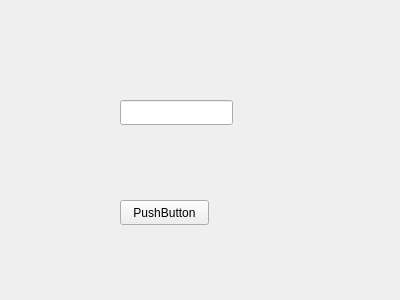
theomeuh/SQLMoteor, file deletebook.ui: the form before one commit.
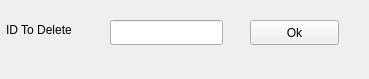
The form after the commit.

What changed in the file:
```diff
--- a/deletebook.ui
+++ b/deletebook.ui
@@ -6,8 +6,8 @@
    <rect>
     <x>0</x>
     <y>0</y>
-    <width>400</width>
-    <height>300</height>
+    <width>369</width>
+    <height>79</height>
    </rect>
   </property>
   <property name="windowTitle">
@@ -16,26 +16,39 @@
   <widget class="QPushButton" name="pushButton">
    <property name="geometry">
     <rect>
-     <x>120</x>
-     <y>200</y>
+     <x>250</x>
+     <y>20</y>
      <width>89</width>
      <height>25</height>
     </rect>
    </property>
    <property name="text">
-    <string>PushButton</string>
+    <string>Ok</string>
    </property>
   </widget>
   <widget class="QLineEdit" name="IdEdit">
    <property name="geometry">
     <rect>
-     <x>120</x>
-     <y>100</y>
+     <x>110</x>
+     <y>20</y>
      <width>113</width>
      <height>25</height>
     </rect>
    </property>
   </widget>
+  <widget class="QLabel" name="label">
+   <property name="geometry">
+    <rect>
+     <x>6</x>
+     <y>20</y>
+     <width>91</width>
+     <height>20</height>
+    </rect>
+   </property>
+   <property name="text">
+    <string>ID To Delete</string>
+   </property>
+  </widget>
  </widget>
  <resources/>
  <connections/>
```
Left out of the diff: 2 changed lines with no effect on the pictures.
